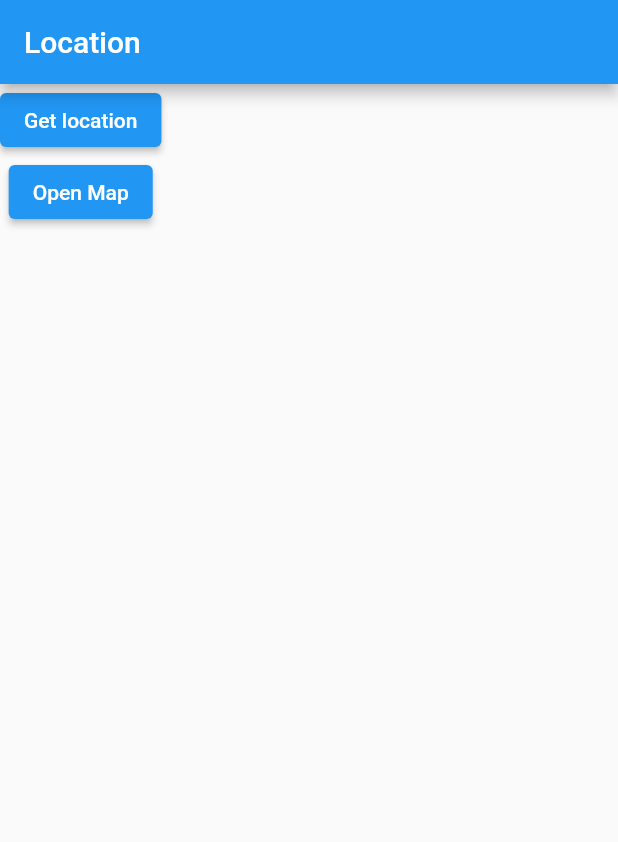
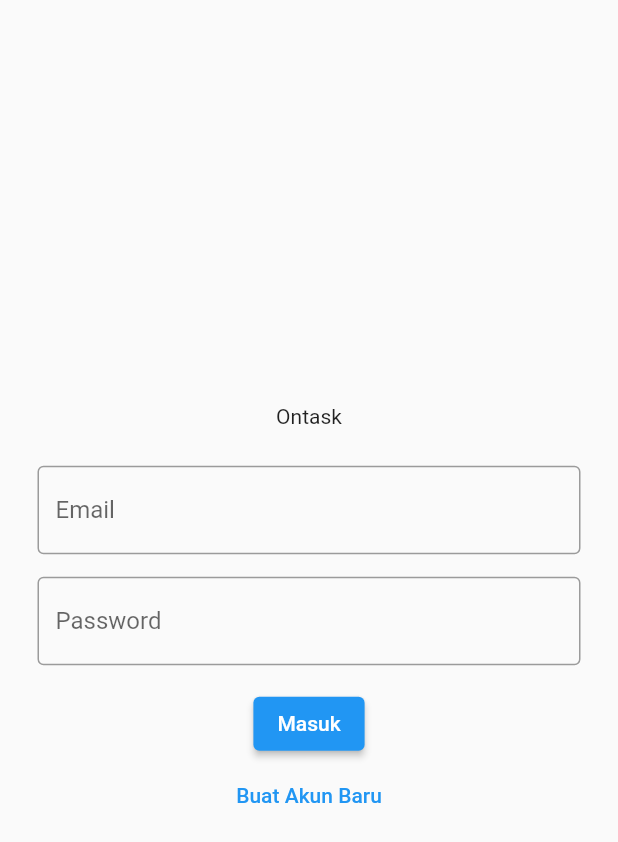
Before and after one commit to fanolans/ontask, a Flutter app: the screen it shows after launch, on a phone screen of 412 x 824 dp. Shown: the top 842 px of the screen. Run offline on Flutter 3.47's test engine with Material 2 defaults, Android fonts, the phone set to English and light mode, and no system bars; our stand-ins replace cloud_firestore, firebase_auth, firebase_core; accounts and stored records are empty.

Commit message:
Merge branch 'dev-2' of https://github.com/fanolans/ontask

```diff
--- a/lib/main.dart
+++ b/lib/main.dart
@@ -1,7 +1,12 @@
+import 'package:firebase_auth/firebase_auth.dart';
+import 'package:firebase_core/firebase_core.dart';
 import 'package:flutter/material.dart';
-import 'package:ontask/screens/location_home_screen.dart';
+import 'package:ontask/screens/auth_screen.dart';
+import 'package:ontask/screens/home_screen.dart';
 
-void main() {
+void main() async {
+  WidgetsFlutterBinding.ensureInitialized();
+  await Firebase.initializeApp();
   runApp(const MyApp());
 }
 
@@ -12,20 +17,20 @@ class MyApp extends StatelessWidget {
   @override
   Widget build(BuildContext context) {
     return MaterialApp(
-      title: 'Flutter Demo',
+      title: 'Ontask',
       theme: ThemeData(
-        // This is the theme of your application.
-        //
-        // Try running your application with "flutter run". You'll see the
-        // application has a blue toolbar. Then, without quitting the app, try
-        // changing the primarySwatch below to Colors.green and then invoke
-        // "hot reload" (press "r" in the console where you ran "flutter run",
-        // or simply save your changes to "hot reload" in a Flutter IDE).
-        // Notice that the counter didn't reset back to zero; the application
-        // is not restarted.
         primarySwatch: Colors.blue,
       ),
-      home: const LocationHomeScreen(),
+      home: StreamBuilder(
+        stream: FirebaseAuth.instance.authStateChanges(),
+        builder: (context, authSnapshot) {
+          if (authSnapshot.data == null) {
+            return const AuthScreen();
+          } else {
+            return const HomeScreen();
+          }
+        },
+      ),
     );
   }
 }
--- a/lib/models/place_location.dart
+++ /dev/null
@@ -1,8 +0,0 @@
-class PlaceLocation {
-  final double latitude;
-  final double longitude;
-  final String address;
-
-  PlaceLocation(
-      {required this.latitude, required this.longitude, this.address = ''});
-}
--- /dev/null
+++ b/lib/screens/auth_screen.dart
@@ -0,0 +1,78 @@
+import 'package:cloud_firestore/cloud_firestore.dart';
+import 'package:firebase_auth/firebase_auth.dart';
+import 'package:flutter/material.dart';
+import 'package:ontask/widgets/auth_form.dart';
+
+class AuthScreen extends StatefulWidget {
+  const AuthScreen({super.key});
+
+  @override
+  State<AuthScreen> createState() => _AuthScreenState();
+}
+
+class _AuthScreenState extends State<AuthScreen> {
+  final _firebaseAuth = FirebaseAuth.instance;
+
+  void submitAuthForm({
+    required String email,
+    required String username,
+    required String password,
+    required bool isLogin,
+  }) async {
+    try {
+      UserCredential userCredential;
+      if (isLogin) {
+        userCredential = await _firebaseAuth.signInWithEmailAndPassword(
+          email: email,
+          password: password,
+        );
+      } else {
+        userCredential = await _firebaseAuth.createUserWithEmailAndPassword(
+          email: email,
+          password: password,
+        );
+        if (userCredential.user != null) {
+          FirebaseFirestore.instance
+              .collection('users')
+              .doc(userCredential.user!.uid)
+              .set({
+            'email': email,
+            'username': username,
+          });
+        }
+      }
+    } on FirebaseAuthException catch (e) {
+      var message = e.message ?? 'Mohon periksa kembali data anda';
+      ScaffoldMessenger.of(context).clearSnackBars();
+      ScaffoldMessenger.of(context).showSnackBar(
+        SnackBar(
+          content: Text(message),
+        ),
+      );
+    }
+  }
+
+  @override
+  Widget build(BuildContext context) {
+    return Scaffold(
+      body: Center(
+        child: SingleChildScrollView(
+          child: Container(
+            margin: const EdgeInsets.all(25),
+            child: Column(
+              children: [
+                const Text('Ontask'),
+                const SizedBox(
+                  height: 25,
+                ),
+                AuthForm(
+                  submitAuthFormFn: submitAuthForm,
+                ),
+              ],
+            ),
+          ),
+        ),
+      ),
+    );
+  }
+}
--- a/lib/screens/location_home_screen.dart
+++ /dev/null
@@ -1,109 +0,0 @@
-import 'package:flutter/material.dart';
-import 'package:google_maps_flutter/google_maps_flutter.dart';
-import 'package:location/location.dart';
-import 'package:ontask/models/place_location.dart';
-import 'package:ontask/screens/map_screen.dart';
-import 'package:ontask/services/location_service.dart';
-
-class LocationHomeScreen extends StatefulWidget {
-  const LocationHomeScreen({super.key});
-
-  @override
-  State<LocationHomeScreen> createState() => _LocationHomeScreenState();
-}
-
-class _LocationHomeScreenState extends State<LocationHomeScreen> {
-  LatLng? _locationData;
-  final Location _location = Location();
-  String _staticMapUrl = '';
-  String _address = '';
-
-  @override
-  void initState() {
-    _location.requestService().then((serviceEnabled) {
-      if (serviceEnabled) {
-        _location.requestPermission().then((permissionStatus) {
-          if (permissionStatus == PermissionStatus.granted) {
-            _location.enableBackgroundMode(enable: true);
-            _location.onLocationChanged.listen((locationData) {
-              print(locationData.latitude);
-              print(locationData.longitude);
-            });
-          }
-        });
-      }
-    });
-    super.initState();
-  }
-
-  void setLocation(PlaceLocation placeLocation) {
-    setState(() {
-      _locationData = LatLng(placeLocation.latitude, placeLocation.longitude);
-      _address = placeLocation.address;
-      _staticMapUrl = LocationService.generateStaticMapUrl(
-        latitude: placeLocation.latitude,
-        longitude: placeLocation.longitude,
-      );
-    });
-  }
-
-  @override
-  Widget build(BuildContext context) {
-    return Scaffold(
-      appBar: AppBar(
-        title: const Text('Location'),
-      ),
-      body: Column(
-        children: [
-          if (_staticMapUrl.isNotEmpty) Image.network(_staticMapUrl),
-          if (_address.isNotEmpty) Text(_address),
-          ElevatedButton(
-            onPressed: () async {
-              bool serviceEnabled = await _location.serviceEnabled();
-              if (!serviceEnabled) {
-                serviceEnabled = await _location.requestService();
-                if (!serviceEnabled) {
-                  return;
-                }
-              }
-              PermissionStatus permissionStatus =
-                  await _location.hasPermission();
-              if (permissionStatus == PermissionStatus.denied) {
-                permissionStatus = await _location.requestPermission();
-                if (permissionStatus == PermissionStatus.denied) {
-                  return;
-                }
-              }
-              final locationData = await _location.getLocation();
-              String address = await LocationService.getCoordinateAddress(
-                  latitude: locationData.latitude!,
-                  longitude: locationData.longitude!);
-              setState(() {
-                _locationData = LatLng(
-                  locationData.latitude!,
-                  locationData.longitude!,
-                );
-                _address = address;
-                _staticMapUrl = LocationService.generateStaticMapUrl(
-                  latitude: locationData.latitude!,
-                  longitude: locationData.longitude!,
-                );
-              });
-            },
-            child: const Text('Get location'),
-          ),
-          ElevatedButton(
-            onPressed: () => Navigator.of(context).push(
-              MaterialPageRoute(
-                builder: (builder) => MapScreen(
-                  setLocationFn: setLocation,
-                ),
-              ),
-            ),
-            child: const Text('Open Map'),
-          ),
-        ],
-      ),
-    );
-  }
-}
--- a/lib/services/location_service.dart
+++ /dev/null
@@ -1,26 +0,0 @@
-import 'dart:convert';
-
-import 'package:http/http.dart' as http;
-
-const googleApiKey = 'AIzaSyBym3WxDcjYJRf5iqUcdeHh8MZbcBj4we4';
-
-class LocationService {
-  static String generateStaticMapUrl({
-    required double latitude,
-    required double longitude,
-  }) {
-    return 'https://maps.googleapis.com/maps/api/staticmap?center=&$latitude,$longitude&zoom=15&size=600x300&maptype=roadmap&markers=color:red%7Clabel:C%7C$latitude,$longitude&key=$googleApiKey';
-  }
-
-  static Future<String> getCoordinateAddress({
-    required double latitude,
-    required double longitude,
-  }) async {
-    final uri = Uri.parse(
-        'https://maps.googleapis.com/maps/api/geocode/json?latlng=$latitude,$longitude&key=$googleApiKey');
-    final response = await http.get(uri);
-    final results = json.decode(response.body);
-
-    return results['results'][0]['formatted_address'];
-  }
-}
--- /dev/null
+++ b/lib/widgets/auth_form.dart
@@ -0,0 +1,120 @@
+import 'package:flutter/material.dart';
+
+class AuthForm extends StatefulWidget {
+  const AuthForm({super.key, required this.submitAuthFormFn});
+  final Function({
+    required String email,
+    required String username,
+    required String password,
+    required bool isLogin,
+  }) submitAuthFormFn;
+
+  @override
+  State<AuthForm> createState() => _AuthFormState();
+}
+
+class _AuthFormState extends State<AuthForm> {
+  final _formKey = GlobalKey<FormState>();
+  bool _isLogin = true;
+
+  String _email = '';
+  String _username = '';
+  String _password = '';
+
+  void submitForm() {
+    if (_formKey.currentState != null) {
+      if (_formKey.currentState!.validate()) {
+        _formKey.currentState!.save();
+        widget.submitAuthFormFn(
+          email: _email,
+          username: _username,
+          password: _password,
+          isLogin: _isLogin,
+        );
+      }
+    }
+  }
+
+  @override
+  Widget build(BuildContext context) {
+    return Form(
+      key: _formKey,
+      child: Column(
+        children: [
+          TextFormField(
+            key: const Key('email'),
+            decoration: const InputDecoration(
+              labelText: 'Email',
+              border: OutlineInputBorder(),
+            ),
+            validator: (value) {
+              if (value == null || value.isEmpty || !value.contains("@")) {
+                return 'Format email tidak valid';
+              }
+              return null;
+            },
+            onSaved: (newValue) {
+              _email = newValue ?? '';
+            },
+          ),
+          const SizedBox(
+            height: 15,
+          ),
+          if (!_isLogin)
+            TextFormField(
+              key: const Key('username'),
+              decoration: const InputDecoration(
+                labelText: 'Username',
+                border: OutlineInputBorder(),
+              ),
+              validator: (value) {
+                if (value == null || value.isEmpty || value.length < 4) {
+                  return 'Username minimal memiliki 4 karakter';
+                }
+                return null;
+              },
+              onSaved: (newValue) {
+                _username = newValue ?? '';
+              },
+            ),
+          if (!_isLogin)
+            const SizedBox(
+              height: 15,
+            ),
+          TextFormField(
+            key: const Key('password'),
+            obscureText: true,
+            decoration: const InputDecoration(
+              labelText: 'Password',
+              border: OutlineInputBorder(),
+            ),
+            validator: (value) {
+              if (value == null || value.isEmpty || value.length < 6) {
+                return 'Password minimal memiliki 6 karakter';
+              }
+              return null;
+            },
+            onSaved: (newValue) {
+              _password = newValue ?? '';
+            },
+          ),
+          const SizedBox(
+            height: 15,
+          ),
+          ElevatedButton(
+            onPressed: submitForm,
+            child: Text(_isLogin ? 'Masuk' : 'Daftar'),
+          ),
+          TextButton(
+            onPressed: () {
+              setState(() {
+                _isLogin = !_isLogin;
+              });
+            },
+            child: Text(_isLogin ? 'Buat Akun Baru' : 'Sudah punya akun'),
+          ),
+        ],
+      ),
+    );
+  }
+}
```
Also changed, not shown: lib/models/todo_model.dart (added, +19 -0 lines), lib/screens/camera_home_screen.dart (deleted, +0 -75 lines), lib/screens/home_screen.dart (added, +51 -0 lines), lib/screens/map_screen.dart (deleted, +0 -69 lines), lib/widgets/todo_list.dart (added, +38 -0 lines), pubspec.yaml (+3 -4 lines), pubspec.lock, 4 other files.
